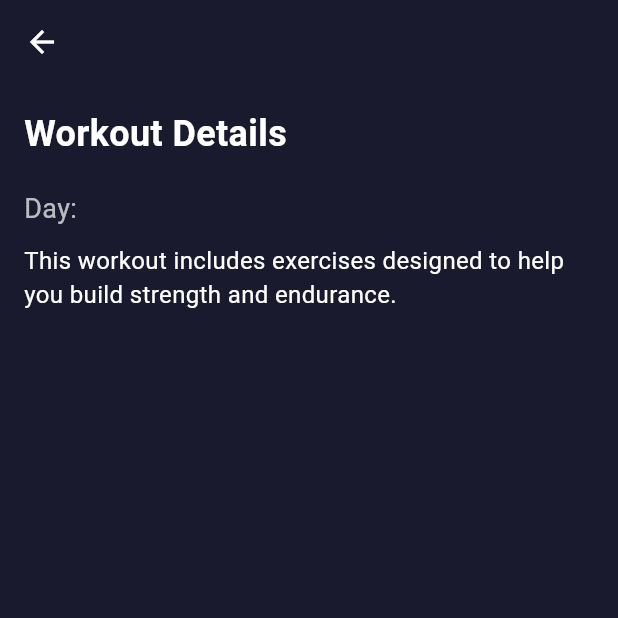
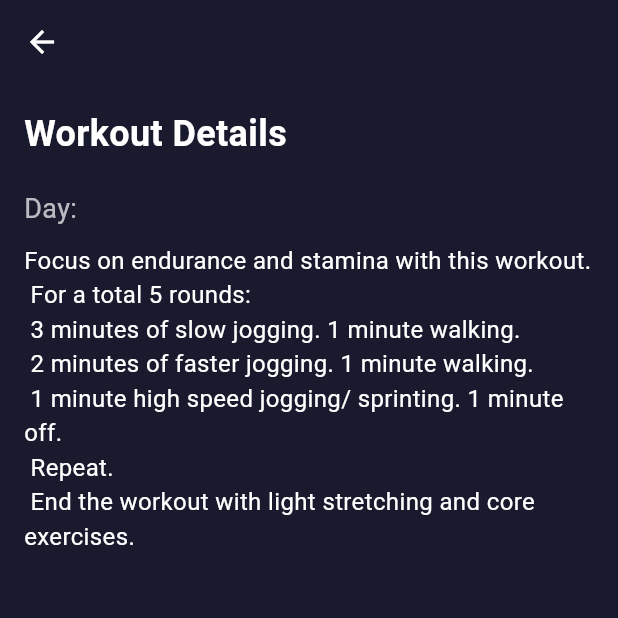
Before and after one commit to parip2/Fitness-App, a Flutter app: the WorkoutDetailPage screen opened directly with empty values, on a phone screen of 412 x 824 dp, the top half of it. Run offline on Flutter 3.47's test engine with Material 3 defaults, Android fonts, the phone set to English and light mode, and no system bars; our stand-ins replace cloud_firestore, firebase_auth, firebase_core; accounts and stored records are empty.

Commit message:
displaying workouts

```diff
--- a/lib/src/pages/home.dart
+++ b/lib/src/pages/home.dart
@@ -2,6 +2,7 @@ import 'package:flutter/material.dart';
 import 'package:firebase_auth/firebase_auth.dart'; // Import Firebase Auth
 import 'login.dart'; // Import the login page
 import 'profile.dart'; // Import the profile page
+import 'dart:math';
 
 class HomePage extends StatefulWidget {
   const HomePage({super.key});
@@ -103,15 +104,15 @@ class WeeklyWorkoutChallenge extends StatelessWidget {
             Expanded(
               child: ListView(
                 children: [
-                  _buildWorkoutCard(context, 'Workout Name 1', 'Monday'),
+                  _buildWorkoutCard(context, 'Workout 1', 'Monday'),
                   const SizedBox(height: 10),
-                  _buildWorkoutCard(context, 'Workout Name 2', 'Tuesday'),
+                  _buildWorkoutCard(context, 'Workout 2', 'Tuesday'),
                   const SizedBox(height: 10),
-                  _buildWorkoutCard(context, 'Workout Name 3', 'Wednesday'),
+                  _buildWorkoutCard(context, 'Workout 3', 'Wednesday'),
                   const SizedBox(height: 10),
-                  _buildWorkoutCard(context, 'Workout Name 4', 'Thursday'),
+                  _buildWorkoutCard(context, 'Workout 4', 'Thursday'),
                   const SizedBox(height: 10),
-                  _buildWorkoutCard(context, 'Workout Name 5', 'Friday'),
+                  _buildWorkoutCard(context, 'Workout 5', 'Friday'),
                 ],
               ),
             ),
@@ -157,6 +158,7 @@ class WeeklyWorkoutChallenge extends StatelessWidget {
   }
 }
 
+
 class WorkoutDetailPage extends StatelessWidget {
   final String workoutName;
   final String day;
@@ -165,34 +167,46 @@ class WorkoutDetailPage extends StatelessWidget {
 
   @override
   Widget build(BuildContext context) {
+    // List of possible workout descriptions
+    final List<String> workoutDescriptions = [
+      'This workout is designed to build upper body strength.\nBarbell Bench Press. 3 sets of 8-10 repititions.\nLat Pulldown. 3 sets of 8-10 repititions.\nChest Press. 3 sets of 8-10 repititions. \nLat Row. 3 sets of 8-10 repititions. \nPec Flys. 3 sets of 8-10 repititions.\nFace Pulls. 3 sets of 8-10 repititions.\nEnd the workout with light stretching and core exercises. \n',
+      'Focus on endurance and stamina with this workout.\n For a total 5 rounds: \n 3 minutes of slow jogging. 1 minute walking. \n 2 minutes of faster jogging. 1 minute walking.\n 1 minute high speed jogging/ sprinting. 1 minute off. \n Repeat. \n End the workout with light stretching and core exercises. \n',
+      'This workout is designed to build upper body strength. \nBarbell Back Squat. 3 sets of 10-12 repititions. \nSmith Machine Hip Thrust. 3 sets of 10-12 repititions. \nLeg Extensions. 3 sets of 10-12 repititions. \nRDLs. 3 sets of 10-12 repititions. \nCalf Raises. 3 sets of 10-12 repititions. \nEnd the workout with light stretching and core exercises. \n',
+      'Boost agility and speed with this dynamic session. \nFor a total of 4 rounds: \n2 minutes of slow jogging. 1 minute of high speed sprinting. 1 minute of walking.\nEnd the workout with light stretching and core exercises. \n',
+      'This workout is designed to build arm strength. \nDumbbell Bicep Curls. 3 sets of 8-10 repititions. \nHammer Curls. 3 sets of 8-10 repititions. \nTricep Rope Pushdown. 3 sets of 8-10 repitions. \nOverhead Tricep Extension. 3 sets of 8-10 repitions.\nEnd the workout with light stretching and core exercises. \n',
+      'A high-intensity session to push your limits. Total of 40 minutes: \nStairmaster. Do 10 minutes at a high speed and every 10 minutes decrease the speed by one.\n'
+    ];
+
+    // Randomly select a workout description
+    final String selectedDescription = (workoutDescriptions..shuffle()).first;
+
     return Scaffold(
       appBar: AppBar(
         title: Text(
           workoutName,
           style: const TextStyle(
-          color: Colors.white,
-          fontSize: 26,
-          fontWeight: FontWeight.bold,
+            color: Colors.white,
+            fontSize: 26,
+            fontWeight: FontWeight.bold,
+          ),
         ),
-      ),
         backgroundColor: const Color(0xFF1A1A2E),
         leading: IconButton(
-          icon: const Icon(Icons.arrow_back, color: Colors.white), // Set back arrow color to white
+          icon: const Icon(Icons.arrow_back, color: Colors.white),
           onPressed: () {
-            Navigator.pop(context); // Go back to the previous screen
+            Navigator.pop(context);
           },
         ),
       ),
-
-      backgroundColor: const Color (0xFF1A1A2E),
+      backgroundColor: const Color(0xFF1A1A2E),
       body: Padding(
         padding: const EdgeInsets.all(16.0),
         child: Column(
           crossAxisAlignment: CrossAxisAlignment.start,
           children: [
-            Text(
+            const Text(
               'Workout Details',
-              style: const TextStyle(color: Colors.white, fontSize: 24, fontWeight: FontWeight.bold),
+              style: TextStyle(color: Colors.white, fontSize: 24, fontWeight: FontWeight.bold),
             ),
             const SizedBox(height: 20),
             Text(
@@ -200,9 +214,9 @@ class WorkoutDetailPage extends StatelessWidget {
               style: const TextStyle(color: Colors.white70, fontSize: 18),
             ),
             const SizedBox(height: 10),
-            const Text(
-              'This workout includes exercises designed to help you build strength and endurance.',
-              style: TextStyle(color: Colors.white, fontSize: 16),
+            Text(
+              selectedDescription, // Display a random workout description
+              style: const TextStyle(color: Colors.white, fontSize: 16),
             ),
           ],
         ),
```
